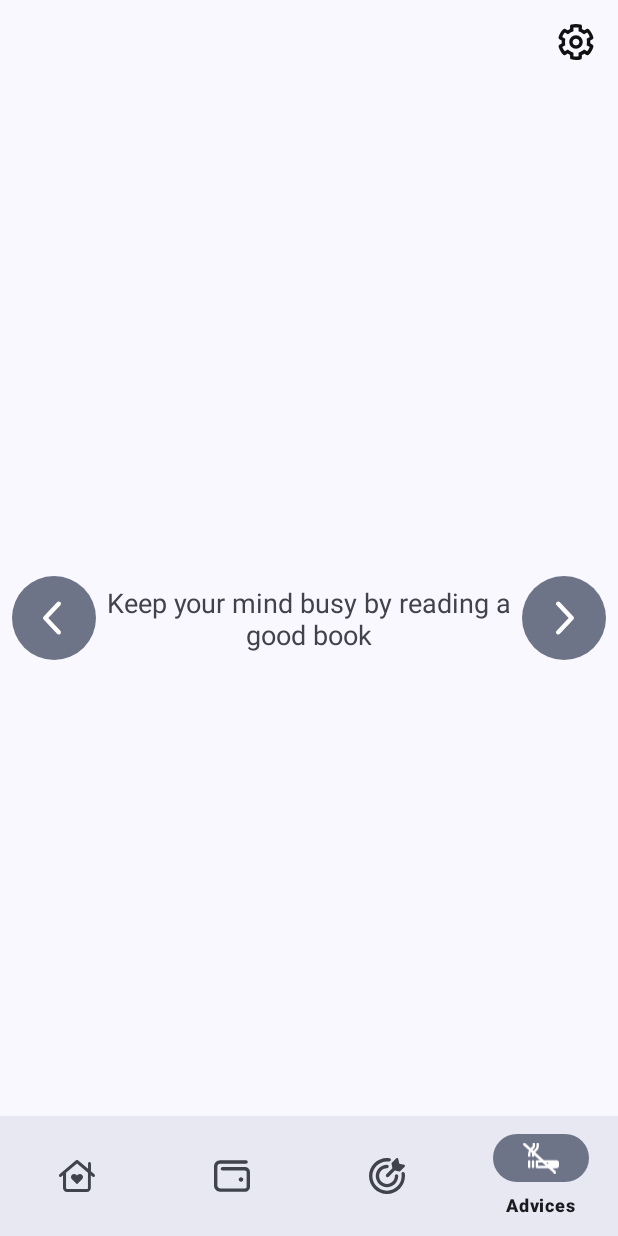
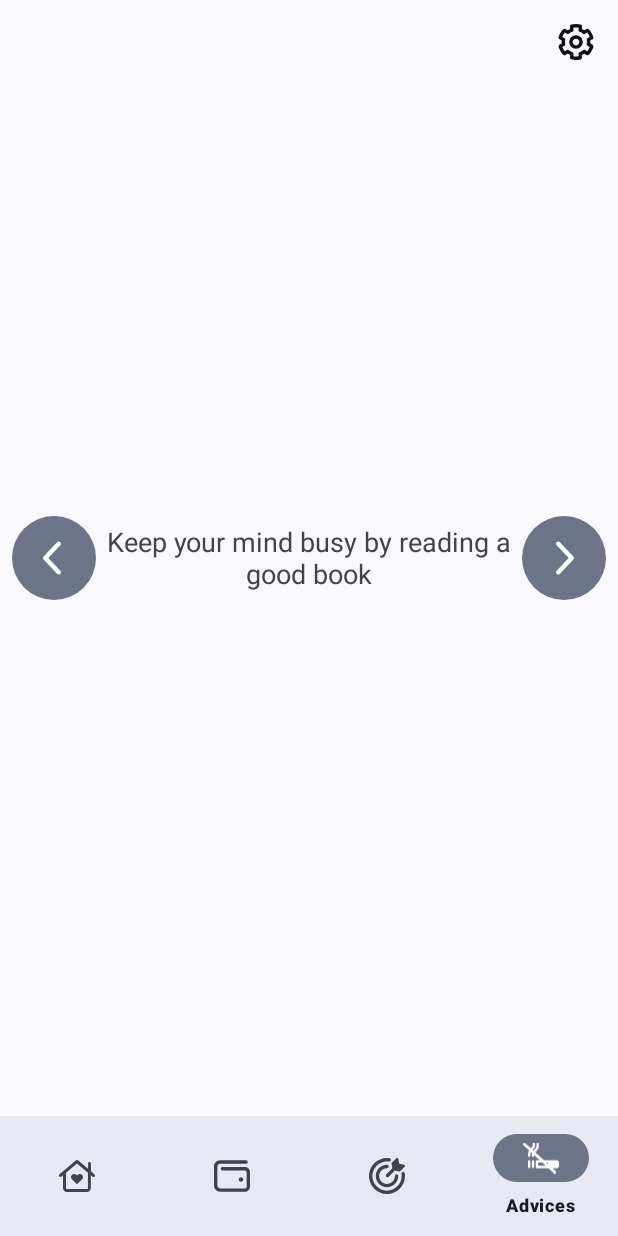
Before and after one commit to giovannidonisi/IUM-Gruppo9_StopSmoking, an Android app: the AdvicesFragment screen opened through its navigation route, on a phone screen of 412 x 824 dp. Run offline under Robolectric (Android 15) with nearby library versions, the phone set to English and light mode, and no system bars; our stand-ins replace navigation-ui; 1 statement that could not run was skipped.

Commit message:
Replace ConstraintLayout with RelativeLayout

```diff
--- a/app/build.gradle
+++ b/app/build.gradle
@@ -35,7 +35,6 @@ dependencies {
     implementation 'com.google.android.material:material:1.7.0-alpha02'
     implementation 'androidx.navigation:navigation-fragment:2.5.0-rc02'
     implementation 'androidx.navigation:navigation-ui:2.5.0-rc02'
-    implementation 'androidx.constraintlayout:constraintlayout:2.2.0-alpha02'
     implementation 'androidx.preference:preference:1.2.0'
     implementation 'com.google.android.gms:play-services-fitness:21.1.0'
 }
--- a/app/src/main/java/ium/unisa/stopsmoking/fragments/HealthFragment.java
+++ b/app/src/main/java/ium/unisa/stopsmoking/fragments/HealthFragment.java
@@ -11,11 +11,8 @@ import android.widget.ListView;
 import android.widget.TextView;
 
 import androidx.annotation.NonNull;
-import androidx.core.content.ContextCompat;
 import androidx.fragment.app.Fragment;
 import androidx.preference.PreferenceManager;
-
-import com.google.android.material.progressindicator.LinearProgressIndicator;
 
 import java.util.ArrayList;
 
--- a/app/src/main/res/layout/activity_main.xml
+++ b/app/src/main/res/layout/activity_main.xml
@@ -1,5 +1,5 @@
 <?xml version="1.0" encoding="utf-8"?>
-<androidx.constraintlayout.widget.ConstraintLayout xmlns:android="http://schemas.android.com/apk/res/android"
+<RelativeLayout xmlns:android="http://schemas.android.com/apk/res/android"
     xmlns:app="http://schemas.android.com/apk/res-auto"
     android:id="@+id/container"
     android:layout_width="match_parent"
@@ -9,24 +9,24 @@
         android:id="@+id/settings_button"
         android:layout_width="24dp"
         android:layout_height="24dp"
+        android:layout_alignParentTop="true"
+        android:layout_alignParentEnd="true"
         android:layout_marginTop="16dp"
         android:layout_marginEnd="16dp"
         android:background="#00ffffff"
         android:contentDescription="@string/settings_icon"
-        android:src="@drawable/ic_settings"
-        app:layout_constraintRight_toRightOf="parent"
-        app:layout_constraintTop_toTopOf="parent" />
+        android:src="@drawable/ic_settings" />
 
     <com.google.android.material.bottomnavigation.BottomNavigationView
         android:id="@+id/nav_view"
         android:layout_width="0dp"
         android:layout_height="wrap_content"
+        android:layout_alignParentStart="true"
+        android:layout_alignParentEnd="true"
+        android:layout_alignParentBottom="true"
         android:layout_marginStart="0dp"
         android:layout_marginEnd="0dp"
         android:background="?android:attr/windowBackground"
-        app:layout_constraintBottom_toBottomOf="parent"
-        app:layout_constraintLeft_toLeftOf="parent"
-        app:layout_constraintRight_toRightOf="parent"
         app:menu="@menu/bottom_nav_menu" />
 
     <fragment
@@ -34,11 +34,11 @@
         android:name="androidx.navigation.fragment.NavHostFragment"
         android:layout_width="match_parent"
         android:layout_height="match_parent"
+        android:layout_above="@id/nav_view"
+        android:layout_alignParentStart="true"
+        android:layout_alignParentTop="true"
+        android:layout_alignParentEnd="true"
         app:defaultNavHost="true"
-        app:layout_constraintBottom_toTopOf="@id/nav_view"
-        app:layout_constraintLeft_toLeftOf="parent"
-        app:layout_constraintRight_toRightOf="parent"
-        app:layout_constraintTop_toTopOf="parent"
         app:navGraph="@navigation/mobile_navigation" />
 
-</androidx.constraintlayout.widget.ConstraintLayout>
+</RelativeLayout>
--- a/app/src/main/res/layout/fragment_advices.xml
+++ b/app/src/main/res/layout/fragment_advices.xml
@@ -1,5 +1,5 @@
 <?xml version="1.0" encoding="utf-8"?>
-<androidx.constraintlayout.widget.ConstraintLayout xmlns:android="http://schemas.android.com/apk/res/android"
+<RelativeLayout xmlns:android="http://schemas.android.com/apk/res/android"
     xmlns:app="http://schemas.android.com/apk/res-auto"
     xmlns:tools="http://schemas.android.com/tools"
     android:layout_width="match_parent"
@@ -11,6 +11,8 @@
         style="@style/Widget.Material3.Button.TonalButton"
         android:layout_width="56dp"
         android:layout_height="56dp"
+        android:layout_alignParentStart="true"
+        android:layout_centerVertical="true"
         android:layout_marginStart="8dp"
         android:contentDescription="@string/left_arrow"
         android:insetLeft="0dp"
@@ -22,16 +24,15 @@
         app:icon="@drawable/ic_arrow_left"
         app:iconGravity="textStart"
         app:iconPadding="0dp"
-        app:iconSize="32dp"
-        app:layout_constraintBottom_toBottomOf="parent"
-        app:layout_constraintStart_toStartOf="parent"
-        app:layout_constraintTop_toTopOf="parent" />
+        app:iconSize="32dp" />
 
     <com.google.android.material.button.MaterialButton
         android:id="@+id/right_arrow"
         style="@style/Widget.Material3.Button.TonalButton"
         android:layout_width="56dp"
         android:layout_height="56dp"
+        android:layout_alignParentEnd="true"
+        android:layout_centerVertical="true"
         android:layout_marginEnd="8dp"
         android:contentDescription="@string/right_arrow"
         android:insetLeft="0dp"
@@ -52,12 +53,9 @@
         android:id="@+id/view_flipper"
         android:layout_width="match_parent"
         android:layout_height="wrap_content"
+        android:layout_centerInParent="true"
         android:orientation="vertical"
-        android:translationZ="-1dp"
-        app:layout_constraintBottom_toBottomOf="parent"
-        app:layout_constraintEnd_toEndOf="parent"
-        app:layout_constraintStart_toStartOf="parent"
-        app:layout_constraintTop_toTopOf="parent">
+        android:translationZ="-1dp">
 
         <TextView
             android:id="@+id/text_advices1"
@@ -77,4 +75,4 @@
 
     </ViewFlipper>
 
-</androidx.constraintlayout.widget.ConstraintLayout>
+</RelativeLayout>
--- a/app/src/main/res/layout/fragment_health.xml
+++ b/app/src/main/res/layout/fragment_health.xml
@@ -22,7 +22,7 @@
         android:layout_height="wrap_content"
         android:layout_below="@id/text_health"
         android:layout_marginHorizontal="8dp"
-        android:layout_marginBottom="88dp"
+        android:layout_marginBottom="4dp"
         android:divider="@android:color/transparent"
         android:dividerHeight="8dp" />
 
```
Also changed, not shown: app/src/main/java/ium/unisa/stopsmoking/db/Benefit.java (+0 -12 lines), app/src/main/res/layout/fragment_goals.xml (+9 -13 lines), app/src/main/res/layout/fragment_savings.xml (+5 -8 lines), app/src/main/res/layout/preference_edit_text_price.xml (+4 -8 lines), app/src/main/res/layout/preference_edit_text_quantity.xml (+4 -8 lines).
